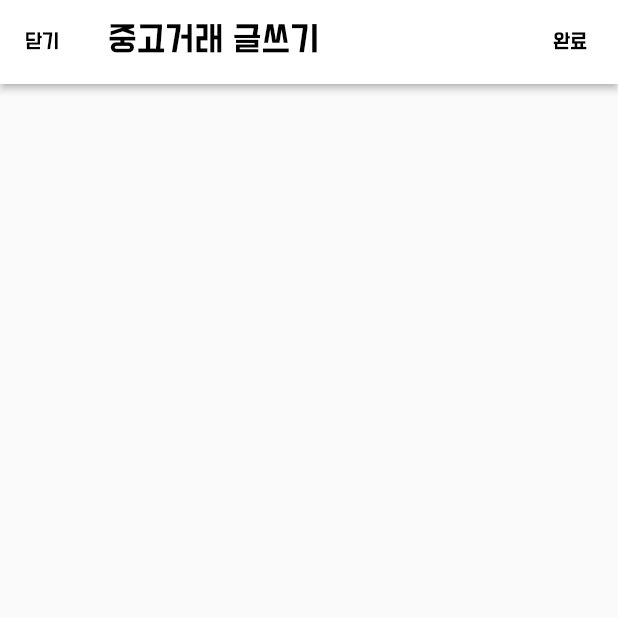
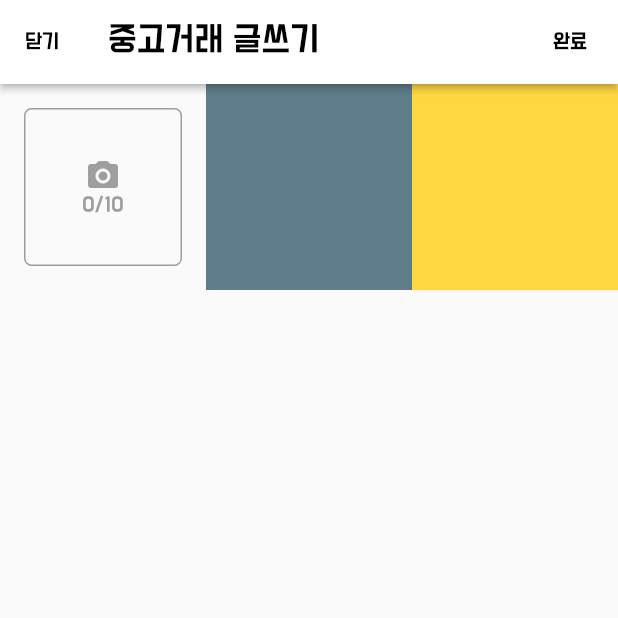
Before and after one commit to NeatKYU/flutter_carrot_market, a Flutter app: the InputScreen screen opened by its route, on a phone screen of 412 x 824 dp, the top half of it. Run offline on Flutter 3.47's test engine with Material 2 defaults, Android fonts, the phone set to English and light mode, and no system bars; our stand-ins replace cloud_firestore, dio, extended_image, firebase_auth, firebase_core, flutter_dotenv and 6 more; missing offline and left inert: geoflutterfire; accounts and stored records are empty; network calls fail.

Commit message:
💄 image upload widget

```diff
--- a/lib/screens/input_sreen.dart
+++ b/lib/screens/input_sreen.dart
@@ -1,7 +1,6 @@
 import 'package:flutter/material.dart';
-import 'package:flutter/src/widgets/container.dart';
-import 'package:flutter/src/widgets/framework.dart';
 import 'package:go_router/go_router.dart';
+import 'package:carrot_market_by_flutter/widgets/image_list.dart';
 
 class InputScreen extends StatefulWidget {
   const InputScreen({super.key});
@@ -41,6 +40,7 @@ class _InputScreenState extends State<InputScreen> {
           )
         ],
       ),
+      body: ImageList(),
     );
   }
 }
--- /dev/null
+++ b/lib/widgets/image_list.dart
@@ -0,0 +1,54 @@
+import 'package:carrot_market_by_flutter/constants/common_size.dart';
+import 'package:flutter/material.dart';
+
+class ImageList extends StatelessWidget {
+  const ImageList({super.key});
+
+  @override
+  Widget build(BuildContext context) {
+    Size _size = MediaQuery.of(context).size;
+
+    return SizedBox(
+      height: _size.width / 3,
+      child: ListView(
+        scrollDirection: Axis.horizontal,
+        children: [
+          Padding(
+            padding: const EdgeInsets.all(common_padding),
+            child: Container(
+                width: _size.width / 3 - (common_padding*2),
+                decoration: BoxDecoration(
+                  borderRadius: BorderRadius.circular(5),
+                  border: Border.all(color: Colors.grey, width: 1),
+                ),
+                child: Column(
+                  mainAxisAlignment: MainAxisAlignment.center,
+                  children: [
+                    Icon(
+                      Icons.camera_alt_rounded,
+                      color: Colors.grey,
+                    ),
+                    Text(
+                      '0/10',
+                      style: TextStyle(color: Colors.grey),
+                    )
+                  ],
+                )),
+          ),
+          Container(
+            width: _size.width / 3,
+            color: Colors.blueGrey,
+          ),
+          Container(
+            width: _size.width / 3,
+            color: Colors.amberAccent,
+          ),
+          Container(
+            width: _size.width / 3,
+            color: Colors.redAccent,
+          ),
+        ],
+      ),
+    );
+  }
+}
```
